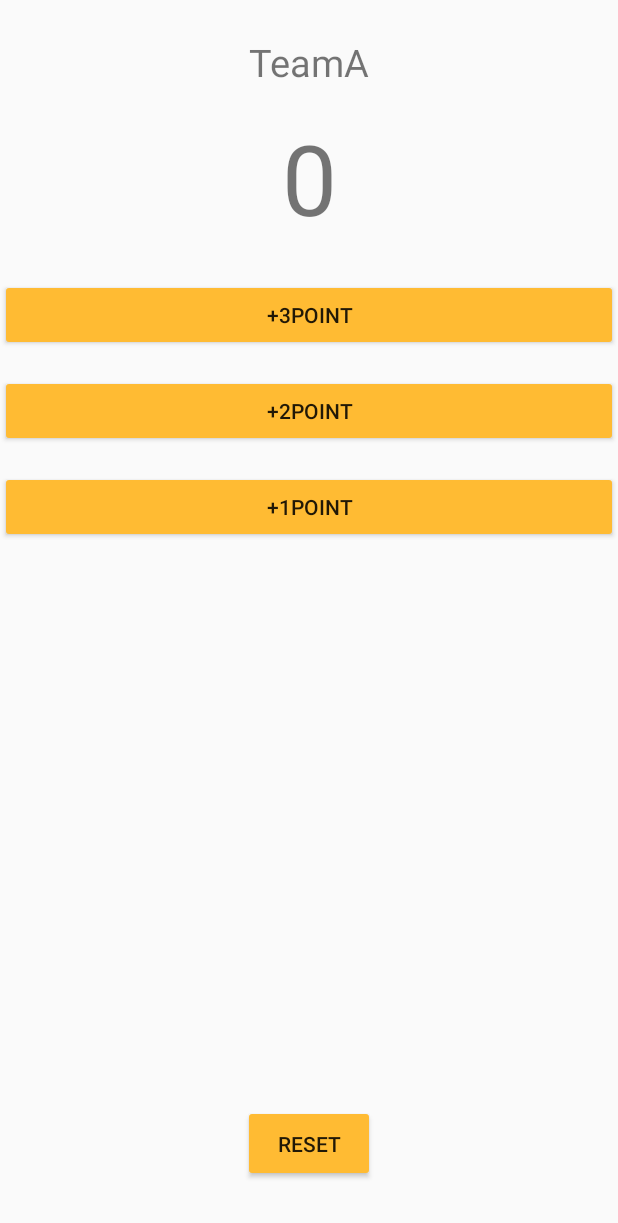
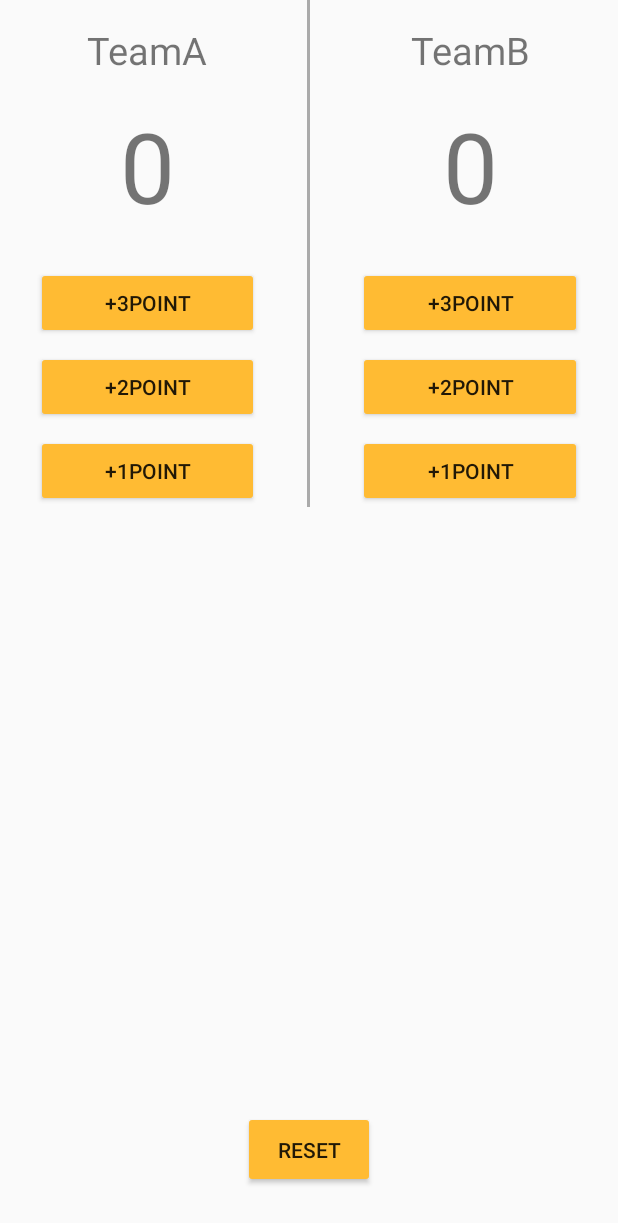
Before and after one commit to zhuguodong199/Myapp, an Android app: the layout activity_scoring.xml on its own in the app's theme, with its tools: preview values and no code run, on a phone screen of 412 x 824 dp. Shown: the top 1223 px of the screen. Run offline under Robolectric (Android 15) with nearby library versions, the phone set to English and light mode, and no system bars.

Commit message:
计分程序两个球队+汇率计算+打开新窗口

```diff
--- a/app/src/main/res/layout/activity_scoring.xml
+++ b/app/src/main/res/layout/activity_scoring.xml
@@ -12,7 +12,7 @@
         android:layout_height="wrap_content"
         android:layout_alignParentBottom="true"
         android:layout_centerHorizontal="true"
-        android:layout_marginBottom="36dp"
+        android:layout_marginBottom="32dp"
         android:onClick="btnReset"
         android:paddingLeft="16dp"
         android:paddingTop="16dp"
@@ -21,36 +21,109 @@
         android:text="@string/btn_reset_label" />
 
     <LinearLayout
+        android:orientation="horizontal"
+        android:layout_width="match_parent"
+        android:layout_height="wrap_content">
+
+        <LinearLayout
+            android:layout_width="0dp"
+            android:layout_height="wrap_content"
+            android:layout_weight="1"
+            android:orientation="vertical">
+           <!-- weight为当前控件宽度占比属性,加weight时要把空间内宽度改为0dp才能让屏幕按比例分配-->
+
+            <TextView
+                android:id="@+id/teamName2"
                 android:layout_width="match_parent"
                 android:layout_height="wrap_content"
+                android:layout_marginTop="16dp"
+                android:layout_marginBottom="16dp"
+                android:gravity="center"
+                android:text="TeamA"
+                android:textSize="25sp"
+                tools:ignore="HardcodedText" />
+
+            <TextView
+                android:id="@+id/score2"
+                android:layout_width="match_parent"
+                android:layout_height="wrap_content"
+                android:layout_marginBottom="24dp"
+                android:gravity="center"
+                android:text="0"
+                android:textSize="65sp"
+                tools:ignore="HardcodedText" /><!--marginBottom为下边距-->
+
+            <Button
+                android:id="@+id/btn_3b"
+                android:layout_width="match_parent"
+                android:layout_height="wrap_content"
+                android:layout_marginBottom="8dp"
+                android:layout_marginLeft="24dp"
+                android:layout_marginRight="24dp"
+                android:onClick="btnAdd3"
+                android:text="@string/lable_add3" />
+
+            <Button
+                android:id="@+id/btn_2b"
+                android:layout_width="match_parent"
+                android:layout_height="wrap_content"
+                android:layout_marginBottom="8dp"
+                android:layout_marginRight="24dp"
+                android:layout_marginLeft="24dp"
+                android:onClick="btnAdd2"
+                android:text="@string/lable_add2" />
+
+            <Button
+                android:id="@+id/btn_1b"
+                android:layout_width="match_parent"
+                android:layout_height="wrap_content"
+               android:layout_marginRight="24dp"
+                android:layout_marginLeft="24dp"
+                android:onClick="btnAdd1"
+                android:text="@string/lable_add1" />
+        </LinearLayout>
+
+        <TextView
+            android:layout_width="2dp"
+            android:layout_height="match_parent"
+            android:layout_marginLeft="8dp"
+            android:layout_marginRight="8dp"
+            android:background="@android:color/darker_gray" /><!--两个球队之间加的分隔符（可以用按钮、编辑框、输入框等任意控件）-->
+<!--控件默认颜色与背景颜色相同，修改背景色即可看到分隔符-->
+        <LinearLayout
+            android:layout_width="0dp"
+            android:layout_height="wrap_content"
+            android:layout_weight="1"
             android:orientation="vertical">
 
             <TextView
                 android:id="@+id/teamName"
                 android:layout_width="match_parent"
                 android:layout_height="wrap_content"
+                android:layout_marginTop="16dp"
+                android:layout_marginBottom="16dp"
                 android:gravity="center"
-            android:layout_marginTop="24dp"
-            android:layout_marginBottom="16dp"
+                android:text="TeamB"
                 android:textSize="25sp"
-            android:text="TeamA"
-            tools:ignore="HardcodedText"/>
+                tools:ignore="HardcodedText" />
 
             <TextView
                 android:id="@+id/score"
                 android:layout_width="match_parent"
                 android:layout_height="wrap_content"
+                android:layout_marginBottom="24dp"
                 android:gravity="center"
                 android:text="0"
                 android:textSize="65sp"
-            android:layout_marginBottom="24dp"
-            tools:ignore="HardcodedText"/><!--下边距-->
+                tools:ignore="HardcodedText" /><!--下边距-->
 
             <Button
                 android:id="@+id/btn_3"
                 android:layout_width="match_parent"
                 android:layout_height="wrap_content"
-            android:layout_marginBottom="16dp"
+                android:layout_marginBottom="8dp"
+                android:layout_marginLeft="24dp"
+                android:layout_marginRight="24dp"
                 android:onClick="btnAdd3"
                 android:text="@string/lable_add3" />
 
@@ -58,7 +131,9 @@
                 android:id="@+id/btn_2"
                 android:layout_width="match_parent"
                 android:layout_height="wrap_content"
-            android:layout_marginBottom="16dp"
+                android:layout_marginBottom="8dp"
+                android:layout_marginRight="24dp"
+                android:layout_marginLeft="24dp"
                 android:onClick="btnAdd2"
                 android:text="@string/lable_add2" />
 
@@ -66,8 +141,12 @@
                 android:id="@+id/btn_1"
                 android:layout_width="match_parent"
                 android:layout_height="wrap_content"
+                android:layout_marginLeft="24dp"
+                android:layout_marginRight="24dp"
                 android:onClick="btnAdd1"
                 android:text="@string/lable_add1" />
+        </LinearLayout>
 
     </LinearLayout>
+
 </RelativeLayout>
--- /dev/null
+++ b/app/src/main/res/values/refs.xml
@@ -0,0 +1,2 @@
+<?xml version="1.0" encoding="utf-8"?>
+<resources></resources>
--- a/app/src/main/res/values/strings.xml
+++ b/app/src/main/res/values/strings.xml
@@ -11,4 +11,9 @@
     <string name="hint_temp">input degree centigrade</string>
     <string name="lable_tempconver">conver to Fahrenheit</string>
     <string name="temper">tempOutcome:</string>
+    <string name="btn_dollar_label">Dollar</string>
+    <string name="rmb_hint">Input RMB</string>
+    <string name="btn_euro_label">Euro</string>
+    <string name="btn_won_label">Won</string>
+
 </resources>
```
Also changed, not shown: app/src/main/AndroidManifest.xml (+15 -8 lines), app/src/main/java/com/swufe/myapplication/RateActivity.java (added, +68 -0 lines), app/src/main/java/com/swufe/myapplication/ScoringActivity.java (+29 -5 lines), app/src/main/res/layout/activity_rate.xml (added, +49 -0 lines), 1 other file. Lines whose indentation alone changed are shown as unchanged.
